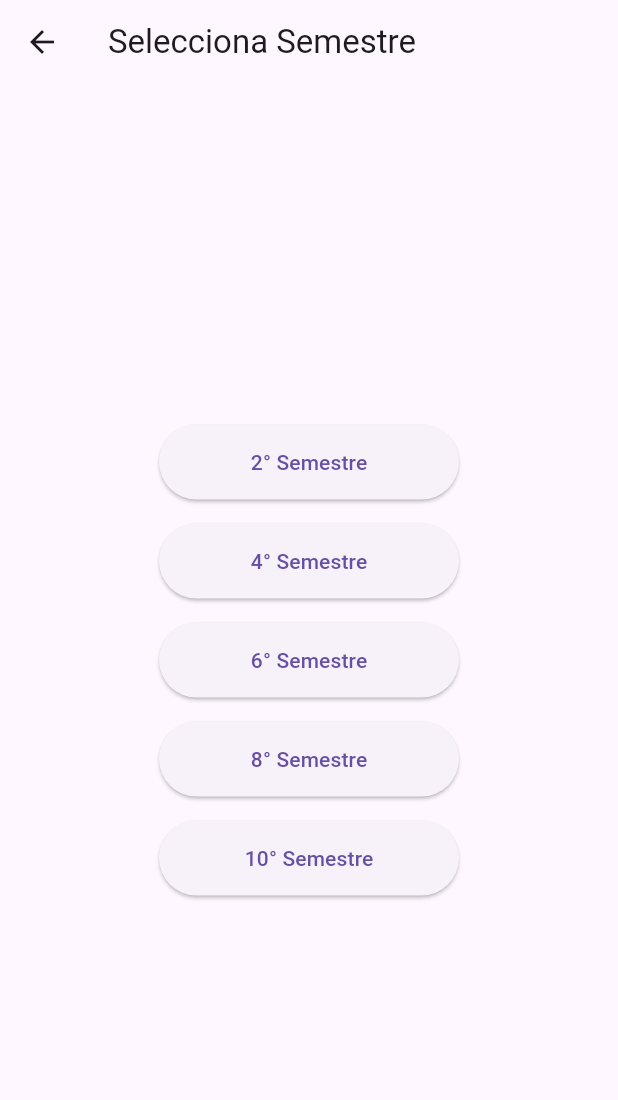
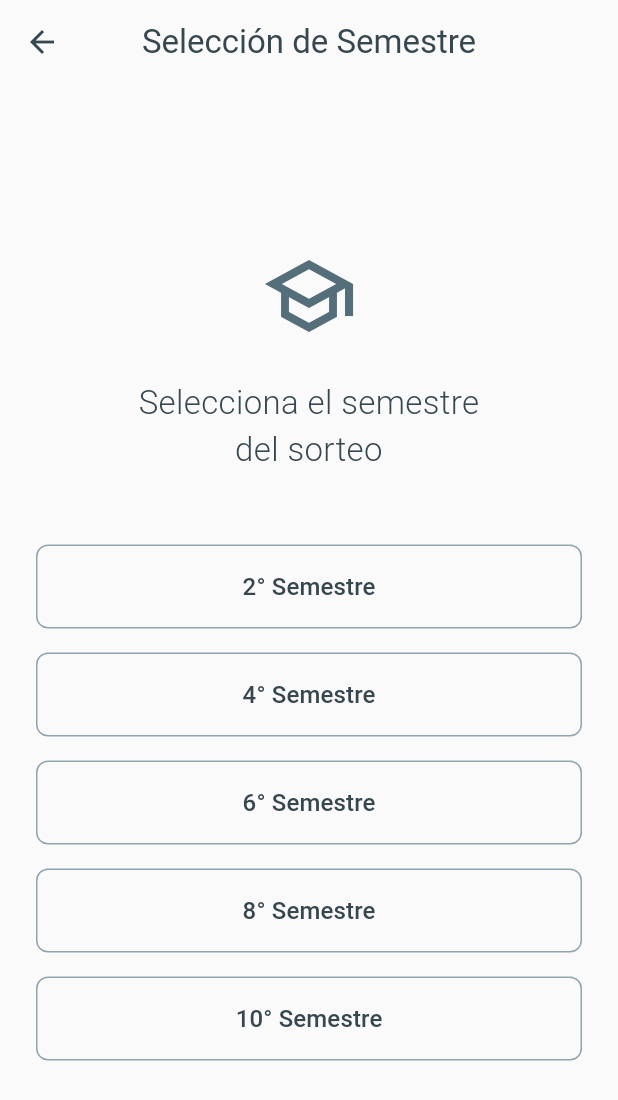
Before and after one commit to EdenMCa/ExamenSegundoParcial_PDM, a Flutter app: the screen it shows after launch, after a tap on "Iniciar Sorteo", on a phone screen of 412 x 824 dp. Shown: the top 1100 px of the screen. Run offline on Flutter 3.47's test engine with Material 3 defaults, Android fonts, the phone set to English and light mode, and no system bars.

Commit message:
Se realizo la pantalla principal y la de seleccion de semestre

```diff
--- a/examen_segundo_parcial/lib/pantallas/pantalla_principal.dart
+++ b/examen_segundo_parcial/lib/pantallas/pantalla_principal.dart
@@ -7,26 +7,62 @@ class PantallaPrincipal extends StatelessWidget {
   @override
   Widget build(BuildContext context) {
     return Scaffold(
-      appBar: AppBar(
-        title: const Text('Sorteo de Alumnos'),
-      ),
+      backgroundColor: Colors.grey[50],
       body: Center(
         child: Column(
           mainAxisAlignment: MainAxisAlignment.center,
           children: [
+            Icon(
+              Icons.people_alt_outlined,
+              size: 200,
+              color: Colors.blueGrey[600],
+            ),
+            const SizedBox(height: 24),
             const Text(
-              'Bienvenido al sistema de sorteos',
-              style: TextStyle(fontSize: 20),
+              'Sistema de Sorteos',
+              style:  TextStyle(
+                fontSize: 30,
+                fontWeight: FontWeight.bold,
+                color:   Color.fromARGB(255, 0, 0, 0),
+                letterSpacing: 1.2,
+              ),
             ),
-            const SizedBox(height: 30),
-            ElevatedButton(
+            const SizedBox(height: 8),
+            Padding(
+              padding: const EdgeInsets.symmetric(horizontal: 40.0),
+              child: Text(
+                'Selecciona alumnos ganadores de manera aleatoria',
+                textAlign: TextAlign.center,
+                style: TextStyle(
+                  fontSize: 18,
+                  color: Colors.blueGrey[600],
+                  height: 1.4,
+                ),
+              ),
+            ),
+            const SizedBox(height: 40),
+            OutlinedButton(
               onPressed: () => Navigator.push(
                 context,
                 MaterialPageRoute(
                   builder: (context) => const SeleccionSemestre(),
                 ),
               ),
-              child: const Text('Iniciar Sorteo'),
+              style: OutlinedButton.styleFrom(
+                foregroundColor: Colors.blue[600],
+                side: BorderSide(color: Colors.blue[400]!),
+                padding: const EdgeInsets.symmetric(
+                  horizontal: 36,
+                  vertical: 16,
+                ),
+                shape: RoundedRectangleBorder(
+                  borderRadius: BorderRadius.circular(8),
+                ),
+              ),
+              child: const Text(
+                'Iniciar Sorteo',
+                style: TextStyle(fontSize: 16),
+              ),
             ),
           ],
         ),
--- a/examen_segundo_parcial/lib/pantallas/seleccionar_semestre.dart
+++ b/examen_segundo_parcial/lib/pantallas/seleccionar_semestre.dart
@@ -7,16 +7,40 @@ class SeleccionSemestre extends StatelessWidget {
   @override
   Widget build(BuildContext context) {
     return Scaffold(
+      backgroundColor: Colors.grey[50],
       appBar: AppBar(
-        title: const Text('Selecciona Semestre'),
+        title: const Text('Selección de Semestre'),
+        centerTitle: true,
+        elevation: 0,
+        backgroundColor: Colors.transparent,
+        foregroundColor: Colors.blueGrey[800],
       ),
-      body: Center(
+      body: Padding(
+        padding: const EdgeInsets.symmetric(horizontal: 24.0),
+        child: Center(
           child: Column(
             mainAxisAlignment: MainAxisAlignment.center,
-          children: [2, 4, 6, 8, 10]
-              .map((semestre) => Padding(
-                    padding: const EdgeInsets.all(8.0),
-                    child: ElevatedButton(
+            children: [
+              Icon(
+                Icons.school_outlined,
+                size: 64,
+                color: Colors.blueGrey[600],
+              ),
+              const SizedBox(height: 24),
+              Text(
+                'Selecciona el semestre\ndel sorteo',
+                textAlign: TextAlign.center,
+                style: TextStyle(
+                  fontSize: 22,
+                  fontWeight: FontWeight.w300,
+                  color: Colors.blueGrey[800],
+                  height: 1.4,
+                ),
+              ),
+              const SizedBox(height: 40),
+              ... [2, 4, 6, 8, 10].map((semestre) => Padding(
+                padding: const EdgeInsets.symmetric(vertical: 8.0),
+                child: OutlinedButton(
                   onPressed: () => Navigator.push(
                     context,
                     MaterialPageRoute(
@@ -25,13 +49,22 @@ class SeleccionSemestre extends StatelessWidget {
                       ),
                     ),
                   ),
-                      child: Text('$semestre° Semestre'),
-                      style: ElevatedButton.styleFrom(
-                        minimumSize: const Size(200, 50),
+                  style: OutlinedButton.styleFrom(
+                    foregroundColor: Colors.blueGrey[800],
+                    side: BorderSide(color: Colors.blueGrey[300]!),
+                    minimumSize: const Size(double.infinity, 56),
+                    shape: RoundedRectangleBorder(
+                      borderRadius: BorderRadius.circular(8),
                     ),
                   ),
-                  ))
-              .toList(),
+                  child: Text(
+                    '$semestre° Semestre',
+                    style: const TextStyle(fontSize: 16),
+                  ),
+                ),
+              )),
+            ],
+          ),
         ),
       ),
     );
```
Also changed, not shown: examen_segundo_parcial/lib/main.dart (line endings or trailing spaces). Lines whose indentation alone changed are shown as unchanged.
